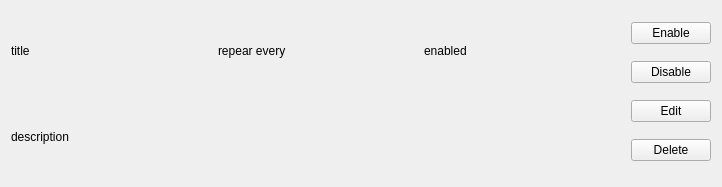
Qt form pcsreminder/src/repeatedeventwidget.ui (N1vn0vem8er/pineconesnake) before a commit.
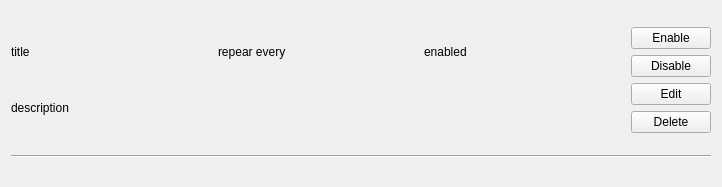
The same form after that commit. Icons and pictures are not drawn.

The edit to the form file:
```diff
--- a/pcsreminder/src/repeatedeventwidget.ui
+++ b/pcsreminder/src/repeatedeventwidget.ui
@@ -13,7 +13,9 @@
   <property name="windowTitle">
    <string>Form</string>
   </property>
-  <layout class="QHBoxLayout" name="horizontalLayout_3" stretch="1,0">
+  <layout class="QVBoxLayout" name="verticalLayout_3" stretch="0,0">
+   <item>
+    <layout class="QHBoxLayout" name="horizontalLayout" stretch="1,0">
    <item>
     <layout class="QVBoxLayout" name="verticalLayout_2">
      <item>
@@ -93,6 +95,15 @@
       </widget>
      </item>
     </layout>
+     </item>
+    </layout>
+   </item>
+   <item>
+    <widget class="Line" name="line">
+     <property name="orientation">
+      <enum>Qt::Orientation::Horizontal</enum>
+     </property>
+    </widget>
    </item>
   </layout>
  </widget>
```
Lines whose indentation alone changed are shown as unchanged.
